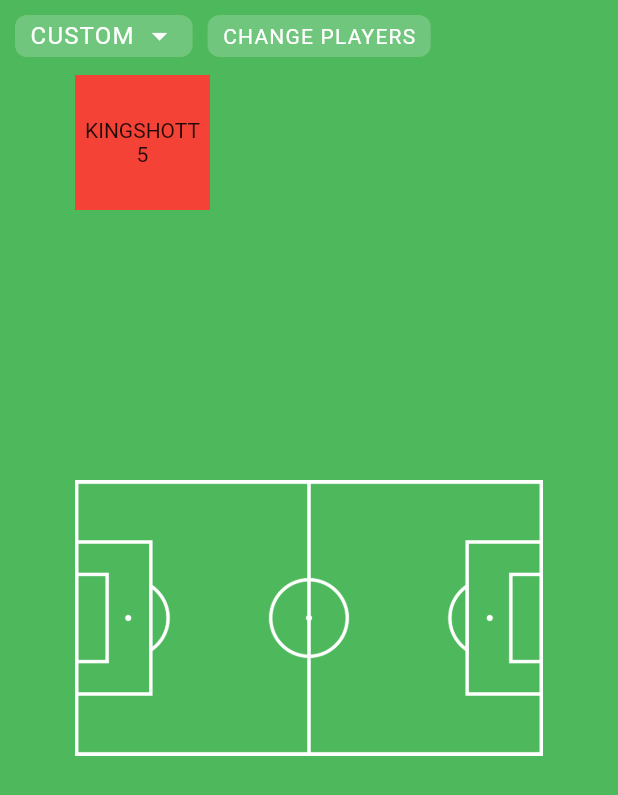
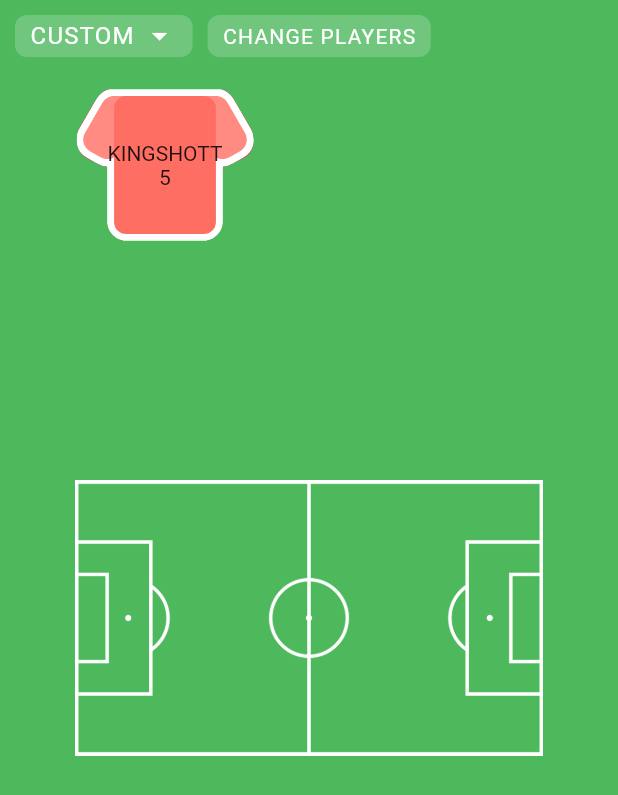
Before and after one commit to jacob-horton/football-team-creator, a Flutter app: the screen it shows after launch, on a phone screen of 412 x 824 dp. Shown: the top 795 px of the screen. Run offline on Flutter 3.47's test engine with Material 2 defaults, Android fonts, the phone set to English and light mode, and no system bars; our stand-ins replace bloc, flutter_bloc, flutter_svg; missing offline and left inert: desktop_window, window_size; Roboto replaces fonts that are missing (Arial); project files that could hold a hidden picture were left out.

Commit message:
Added shirts to players
:bento: Added shirt asset to draggable players (can have a custom colour)
:heavy_plus_sign: Added flutter_svg
:bulb: Removed some unsused imports and outdated comments

```diff
--- a/lib/models/player.dart
+++ b/lib/models/player.dart
@@ -4,7 +4,7 @@ class Player {
   final String name;
   final int number;
   final int score;
-  final Color? col;
+  final Color col;
 
   Player({required this.name, required this.number, required this.score, required this.col});
 }
--- a/lib/pages/main_page.dart
+++ b/lib/pages/main_page.dart
@@ -1,6 +1,4 @@
 import 'package:flutter/material.dart';
-import 'package:flutter_bloc/flutter_bloc.dart';
-import 'package:football/bloc/formation_bloc.dart';
 import 'package:football/models/player.dart';
 import 'package:football/pages/team_editor.dart';
 import 'package:football/utils/navigation.dart';
@@ -15,7 +13,7 @@ class MainPage extends StatelessWidget {
   ];
 
   final List<Player> players = [
-    Player(name: 'Jacob Horton', number: 1, score: 10, col: Colors.blue),
+    Player(name: 'Jacob Horton', number: 1, score: 10, col: Colors.lightBlue),
     Player(name: 'Daniel Kingshott', number: 5, score: 1, col: Colors.red)
   ];
 
--- /dev/null
+++ b/lib/utils/shirt_colours.dart
@@ -0,0 +1,12 @@
+import 'package:flutter/material.dart';
+
+class ShirtColours {
+  static const Map<String, Color> colours = {
+    'red': Colors.red,
+    'orange': Colors.orange,
+    'green': Colors.green,
+    'blue': Colors.blue,
+    'purple': Colors.purple,
+    'pink': Colors.pink,
+  };
+}
--- a/lib/widgets/player_draggable.dart
+++ b/lib/widgets/player_draggable.dart
@@ -2,10 +2,10 @@ import 'dart:math';
 
 import 'package:flutter/material.dart';
 import 'package:flutter_bloc/flutter_bloc.dart';
+import 'package:flutter_svg/flutter_svg.dart';
 import 'package:football/bloc/formation_bloc.dart';
 import 'package:football/models/player.dart';
 import 'package:football/pages/player_selector.dart';
-import 'package:window_size/window_size.dart';
 
 class PlayerDraggable extends StatefulWidget {
   final Player player;
@@ -13,18 +13,15 @@ class PlayerDraggable extends StatefulWidget {
   PlayerDraggable({Key? key, required this.player}) : super(key: key);
 
   @override
-  _PlayerDraggableState createState() =>
-      _PlayerDraggableState(col: new Color.fromARGB(255, Random().nextInt(255), Random().nextInt(255), Random().nextInt(255)));
+  _PlayerDraggableState createState() => _PlayerDraggableState();
 }
 
 class _PlayerDraggableState extends State<PlayerDraggable> {
-  static const double size = 90;
+  static const double size = 120;
+  final clipper = ShirtClip(size);
 
   //Size previousSize = Size(1, 1);
   Offset offset = Offset(50, 50);
-  Color col;
-
-  _PlayerDraggableState({required this.col});
 
   @override
   Widget build(BuildContext context) {
@@ -63,8 +60,19 @@ class _PlayerDraggableState extends State<PlayerDraggable> {
         child: Container(
           width: size,
           height: size,
+          child: Stack(
+            children: [
+              ClipPath(
+                clipper: clipper,
+                child: SvgPicture.asset(
+                  'assets/shirt.svg',
+                  width: size,
+                  height: size,
                   color: widget.player.col,
-          child: Center(
+                  colorBlendMode: BlendMode.color,
+                ),
+              ),
+              Center(
                 child: Column(
                   mainAxisSize: MainAxisSize.min,
                   children: [
@@ -72,6 +80,8 @@ class _PlayerDraggableState extends State<PlayerDraggable> {
                     Text(widget.player.number.toString()),
                   ],
                 ),
+              ),
+            ],
           ),
         ),
       ),
@@ -84,3 +94,40 @@ class _PlayerDraggableState extends State<PlayerDraggable> {
     return value;
   }
 }
+
+class ShirtClip extends CustomClipper<Path> {
+  late Path path;
+
+  ShirtClip(double size) {
+    path = Path();
+    path.lineTo(size / 5, size * 0.08);
+    path.cubicTo(size * 0.18, size * 0.08, size * 0.17, size * 0.08, size * 0.16, size * 0.09);
+    path.cubicTo(size * 0.14, size * 0.1, size * 0.13, size * 0.12, size * 0.12, size * 0.13);
+    path.cubicTo(size * 0.12, size * 0.13, size * 0.02, size * 0.3, size * 0.02, size * 0.3);
+    path.cubicTo(-0.01, size * 0.36, size * 0.01, size * 0.43, size * 0.06, size * 0.46);
+    path.cubicTo(size * 0.06, size * 0.46, size * 0.12, size * 0.49, size * 0.12, size * 0.49);
+    path.cubicTo(size * 0.14, size / 2, size * 0.16, size * 0.51, size * 0.18, size * 0.51);
+    path.cubicTo(size * 0.18, size * 0.51, size * 0.18, size * 0.82, size * 0.18, size * 0.82);
+    path.cubicTo(size * 0.18, size * 0.87, size * 0.23, size * 0.92, size * 0.28, size * 0.92);
+    path.cubicTo(size * 0.28, size * 0.92, size * 0.72, size * 0.92, size * 0.72, size * 0.92);
+    path.cubicTo(size * 0.77, size * 0.92, size * 0.82, size * 0.87, size * 0.82, size * 0.82);
+    path.cubicTo(size * 0.82, size * 0.82, size * 0.82, size * 0.51, size * 0.82, size * 0.51);
+    path.cubicTo(size * 0.84, size * 0.51, size * 0.86, size / 2, size * 0.88, size * 0.49);
+    path.cubicTo(size * 0.88, size * 0.49, size * 0.94, size * 0.46, size * 0.94, size * 0.46);
+    path.cubicTo(size, size * 0.43, size, size * 0.36, size * 0.98, size * 0.3);
+    path.cubicTo(size * 0.98, size * 0.3, size * 0.88, size * 0.13, size * 0.88, size * 0.13);
+    path.cubicTo(size * 0.87, size * 0.12, size * 0.86, size * 0.1, size * 0.84, size * 0.09);
+    path.cubicTo(size * 0.83, size * 0.08, size * 0.82, size * 0.08, size * 0.8, size * 0.08);
+    path.cubicTo(size * 0.8, size * 0.08, size * 0.72, size * 0.08, size * 0.72, size * 0.08);
+    path.cubicTo(size * 0.72, size * 0.08, size * 0.28, size * 0.08, size * 0.28, size * 0.08);
+    path.cubicTo(size * 0.28, size * 0.08, size / 5, size * 0.08, size / 5, size * 0.08);
+  }
+
+  @override
+  Path getClip(Size size) {
+    return path;
+  }
+
+  @override
+  bool shouldReclip(CustomClipper<Path> oldClipper) => true;
+}
--- a/lib/widgets/player_editor.dart
+++ b/lib/widgets/player_editor.dart
@@ -5,7 +5,6 @@ class PlayerEditor extends StatelessWidget {
 
   @override
   Widget build(BuildContext context) {
-    // TODO: Make colours global constants
     return Center(child: Text('Player not selected', style: Theme.of(context).textTheme.caption));
   }
 }
--- a/pubspec.yaml
+++ b/pubspec.yaml
@@ -30,13 +30,14 @@ dependencies:
   cupertino_icons: ^1.0.2
   desktop_window: ^0.4.0
   flutter_bloc: ^7.0.0
+  flutter_svg: ^0.22.0
   moor_flutter: ^4.0.0
 
 dev_dependencies:
   flutter_test:
     sdk: flutter
+  build_runner: null
   moor_generator: ^4.2.2
-  build_runner: null
 
 # For information on the generic Dart part of this file, see the
 # following page: https://dart.dev/tools/pub/pubspec
@@ -44,6 +45,7 @@ dev_dependencies:
 flutter:
   assets:
     - assets/background.png
+    - assets/shirt.svg
 
   # The following line ensures that the Material Icons font is
   # included with your application, so that you can use the icons in
```
Also changed, not shown: assets/shirt.svg (added), pubspec.lock. Lines whose indentation alone changed are shown as unchanged.
